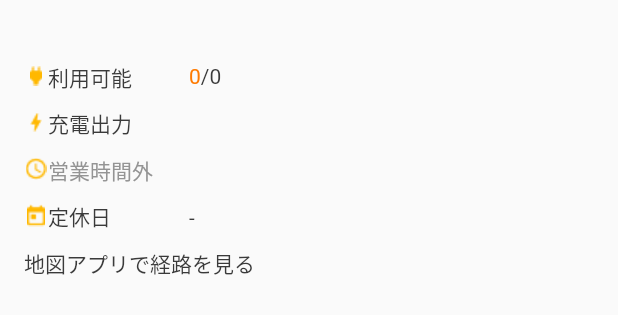
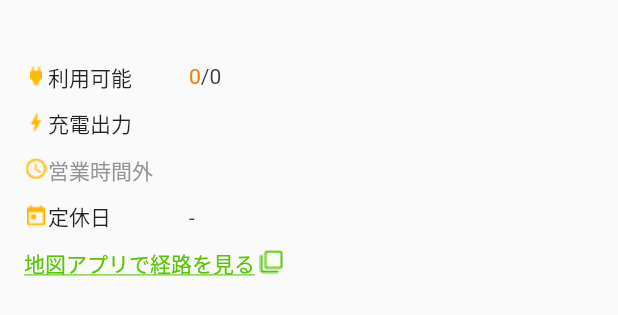
Before and after one commit to enechange/flutter-challenge, a Flutter app: the CardTextInfo widget shown alone on an empty page, opened directly with empty values, on a phone screen of 412 x 824 dp. Shown: the top 315 px of the screen. Run offline on Flutter 3.47's test engine with Material 2 defaults, Android fonts, the light colour scheme and no system bars; our stand-ins replace dio, flutter_riverpod, freezed_annotation, geolocator, google_maps_flutter; missing offline and left inert: flutter_config.

Commit message:
✨ : 充電スポットと現在地のルートをマップアプリで表示するリンクを実装 (#24)
## やったこと
- 充電スポットと現在地のルートをマップアプリで表示するリンクをカードに実装しました
- iOS/Androidともに優先的にGoogleMapを使用するようにしています
  - 使用率とかを調べるとGoogleMapの方が多かったので
  - [参考](https://mov.am/news/report/5606/#:~:text=%E5%9C%B0%E5%9B%B3%E3%82%A2%E3%83%97%E3%83%AA%E5%88%A9%E7%94%A8%E7%8E%871%E4%BD%8D%E3%81%AFGoogle%E3%83%9E%E3%83%83%E3%83%97,-%E8%B3%AA%E5%95%8F%EF%BC%9A%E4%BD%BF%E3%81%A3%E3%81%9F&text=%E5%9B%9E%E7%AD%94%EF%BC%9A,%E3%81%AE%E3%80%8C%E3%83%9E%E3%83%83%E3%83%97%E3%80%8D%EF%BC%9A43.5%25)（使ったことがある、なのでそこまで決定的な指標ではない）

## やってないこと
- アプリを開く前にアプリの選択肢を与える

```diff
--- a/Yuta-KTD/flutter_challenge1_yuta_ktd/lib/gen/assets.gen.dart
+++ b/Yuta-KTD/flutter_challenge1_yuta_ktd/lib/gen/assets.gen.dart
@@ -12,6 +12,7 @@ import 'package:flutter/widgets.dart';
 class Assets {
   Assets._();
 
+  static const AssetGenImage vector = AssetGenImage('assets/Vector.png');
   static const AssetGenImage bolt = AssetGenImage('assets/bolt.png');
   static const AssetGenImage cardWhenNoImages =
       AssetGenImage('assets/cardWhenNoImages.png');
@@ -23,7 +24,7 @@ class Assets {
 
   /// List of all assets
   List<AssetGenImage> get values =>
-      [bolt, cardWhenNoImages, pin, power, today, watchLator];
+      [vector, bolt, cardWhenNoImages, pin, power, today, watchLator];
 }
 
 class AssetGenImage {
--- a/Yuta-KTD/flutter_challenge1_yuta_ktd/lib/view/charger_spots/component/card/card_text.dart
+++ b/Yuta-KTD/flutter_challenge1_yuta_ktd/lib/view/charger_spots/component/card/card_text.dart
@@ -1,24 +1,20 @@
 import 'package:flutter/material.dart';
 import 'package:flutter_challenge1_yuta_ktd/constant/decolation_style.dart';
+
+import '../../../component/basic_text.dart';
 
 class CardText extends StatelessWidget {
   final String text;
   final Color? color;
-  const CardText(this.text, {this.color, super.key});
+  const CardText(this.text, {this.color = textColor, super.key});
 
   @override
   Widget build(BuildContext context) {
     return SizedBox(
       height: 19.0,
-      child: Text(
+      child: BasicText(
         text,
-        style: TextStyle(
-          // デフォルトも14だけど明示的に指定
-          fontSize: 14.0,
-          fontWeight: FontWeight.normal,
-          color: color ?? textColor,
-        ),
-        strutStyle: const StrutStyle(height: 1.4, fontSize: 14.0),
+        color: color,
       ),
     );
   }
--- a/Yuta-KTD/flutter_challenge1_yuta_ktd/lib/view/charger_spots/component/card/card_text_info.dart
+++ b/Yuta-KTD/flutter_challenge1_yuta_ktd/lib/view/charger_spots/component/card/card_text_info.dart
@@ -1,11 +1,13 @@
 import 'package:flutter/material.dart';
+import 'package:flutter_challenge1_yuta_ktd/gen/assets.gen.dart';
+import 'package:flutter_challenge1_yuta_ktd/view/component/basic_text.dart';
 import 'package:openapi/models.dart';
 
 import '../../../../constant/decolation_style.dart';
-import 'card_text.dart';
 import 'card_text_infos/available_charger.dart';
 import 'card_text_infos/business_hours.dart';
 import 'card_text_infos/charger_power.dart';
+import 'card_text_infos/map_launch_button.dart';
 import 'card_text_infos/regular_holiday.dart';
 
 class CardTextInfo extends StatelessWidget {
@@ -46,9 +48,8 @@ class CardTextInfo extends StatelessWidget {
           heightBox12,
           RegularHoliday(chargerSpotServiceTimes),
           heightBox12,
-          // TODO: 地図検索機能
           // url_launcher使って内部アプリ呼び出し
-          const CardText('地図アプリで経路を見る')
+          MapLaunchButton(toLat: latitude, toLng: longitude),
         ],
       ),
     );
@@ -57,14 +58,11 @@ class CardTextInfo extends StatelessWidget {
   Widget _cardTitle(String name) {
     return SizedBox(
       height: 23.0,
-      child: Text(
+      child: BasicText(
         name,
-        style: const TextStyle(
-          fontSize: 18.0,
-          fontWeight: FontWeight.w700,
-          overflow: TextOverflow.ellipsis,
-          color: textColor,
-        ),
+        fontSize: 18.0,
+        fontWeight: FontWeight.w700,
+        overflow: TextOverflow.ellipsis, // タイトルが長すぎた時は省略する
       ),
     );
   }
--- /dev/null
+++ b/Yuta-KTD/flutter_challenge1_yuta_ktd/lib/view/charger_spots/component/card/card_text_infos/map_launch_button.dart
@@ -0,0 +1,31 @@
+import 'package:flutter/material.dart';
+import 'package:flutter_challenge1_yuta_ktd/gen/assets.gen.dart';
+import 'package:flutter_challenge1_yuta_ktd/view/function/map_launcher.dart';
+import 'package:flutter_riverpod/flutter_riverpod.dart';
+
+import '../../../../../core/location/location_provider.dart';
+import '../../../../component/link_text_button.dart';
+
+class MapLaunchButton extends ConsumerWidget {
+  final num toLat;
+  final num toLng;
+  const MapLaunchButton({required this.toLat, required this.toLng, super.key});
+
+  @override
+  Widget build(BuildContext context, WidgetRef ref) {
+    return LinkTextButton(
+      '地図アプリで経路を見る',
+      onPressed: () => _onPressed(ref),
+      suffixIcon: Assets.vector.image(width: 16.0, height: 16.0),
+    );
+  }
+
+  Future<void> _onPressed(WidgetRef ref) async {
+    final position = await ref.read(locationProvider.future);
+    if (position?.latitude == null || position?.longitude == null) {
+      return;
+    }
+    MapLauncher()
+        .openFromToMap(fromPosition: position!, toLat: toLat, toLng: toLng);
+  }
+}
--- a/Yuta-KTD/flutter_challenge1_yuta_ktd/lib/view/charger_spots/component/map/current_location_button.dart
+++ b/Yuta-KTD/flutter_challenge1_yuta_ktd/lib/view/charger_spots/component/map/current_location_button.dart
@@ -34,7 +34,7 @@ class _CurrentLocationButtonState extends ConsumerState<CurrentLocationButton> {
   Future<void> _moveCamera(WidgetRef ref) async {
     final position = await ref.refresh(locationProvider.future);
     final Completer<GoogleMapController> mapControllerCompleter =
-        ref.watch(mapControllerCompleterProvider);
+        ref.read(mapControllerCompleterProvider);
     final mapController = await mapControllerCompleter.future;
     final latitude = position?.latitude;
     final longitude = position?.longitude;
--- /dev/null
+++ b/Yuta-KTD/flutter_challenge1_yuta_ktd/lib/view/component/basic_text.dart
@@ -0,0 +1,38 @@
+import 'package:flutter/material.dart';
+
+import '../../constant/decolation_style.dart';
+
+class BasicText extends StatelessWidget {
+  final String text;
+  final Color? color;
+  final double? fontSize;
+  final FontWeight? fontWeight;
+  final TextOverflow? overflow;
+  final bool showUnderLine;
+  const BasicText(
+    this.text, {
+    this.color = textColor,
+    // デフォルトも14だけど明示的に指定
+    this.fontSize = 14.0,
+    this.fontWeight = FontWeight.normal,
+    this.overflow,
+    this.showUnderLine = false,
+    super.key,
+  });
+
+  @override
+  Widget build(BuildContext context) {
+    return Text(
+      text,
+      style: TextStyle(
+        fontSize: fontSize,
+        fontWeight: fontWeight,
+        color: color,
+        overflow: overflow,
+        decoration: showUnderLine ? TextDecoration.underline : null,
+      ),
+      // 日本語と英数字の高さを揃えるために、行の最低限の高さを制御する
+      strutStyle: const StrutStyle(height: 1.4, fontSize: 14.0),
+    );
+  }
+}
--- /dev/null
+++ b/Yuta-KTD/flutter_challenge1_yuta_ktd/lib/view/component/link_text_button.dart
@@ -0,0 +1,45 @@
+import 'package:flutter/material.dart';
+import 'package:flutter_challenge1_yuta_ktd/view/component/basic_text.dart';
+
+import '../../constant/decolation_style.dart';
+
+class LinkTextButton extends StatelessWidget {
+  final VoidCallback onPressed;
+  final String text;
+  final Color? color;
+  final Image? suffixIcon;
+  const LinkTextButton(
+    this.text, {
+    required this.onPressed,
+    this.color = availableColor,
+    this.suffixIcon,
+    super.key,
+  });
+
+  @override
+  Widget build(BuildContext context) {
+    return SizedBox(
+      height: 19.0,
+      width: 173.0,
+      child: TextButton(
+        onPressed: onPressed,
+        style: ButtonStyle(
+          foregroundColor: MaterialStateProperty.all(color),
+          padding: MaterialStateProperty.all(EdgeInsets.zero),
+        ),
+        child: Row(
+          children: [
+            BasicText(
+              text,
+              fontSize: 14.0,
+              showUnderLine: true,
+              color: color,
+            ),
+            const SizedBox(width: 3.0),
+            suffixIcon ?? const SizedBox.shrink(),
+          ],
+        ),
+      ),
+    );
+  }
+}
--- a/Yuta-KTD/flutter_challenge1_yuta_ktd/pubspec.yaml
+++ b/Yuta-KTD/flutter_challenge1_yuta_ktd/pubspec.yaml
@@ -44,6 +44,7 @@ dependencies:
     path: ./open_api/dist/
   flutter_riverpod: ^2.3.10
   geolocator: ^10.0.0
+  url_launcher: ^6.1.14
 
 dev_dependencies:
   flutter_test:
```
Also changed, not shown: Yuta-KTD/flutter_challenge1_yuta_ktd/lib/view/function/map_launcher.dart (added, +47 -0 lines), Yuta-KTD/flutter_challenge1_yuta_ktd/assets/Vector.png (added), Yuta-KTD/flutter_challenge1_yuta_ktd/pubspec.lock, 1 other file.
